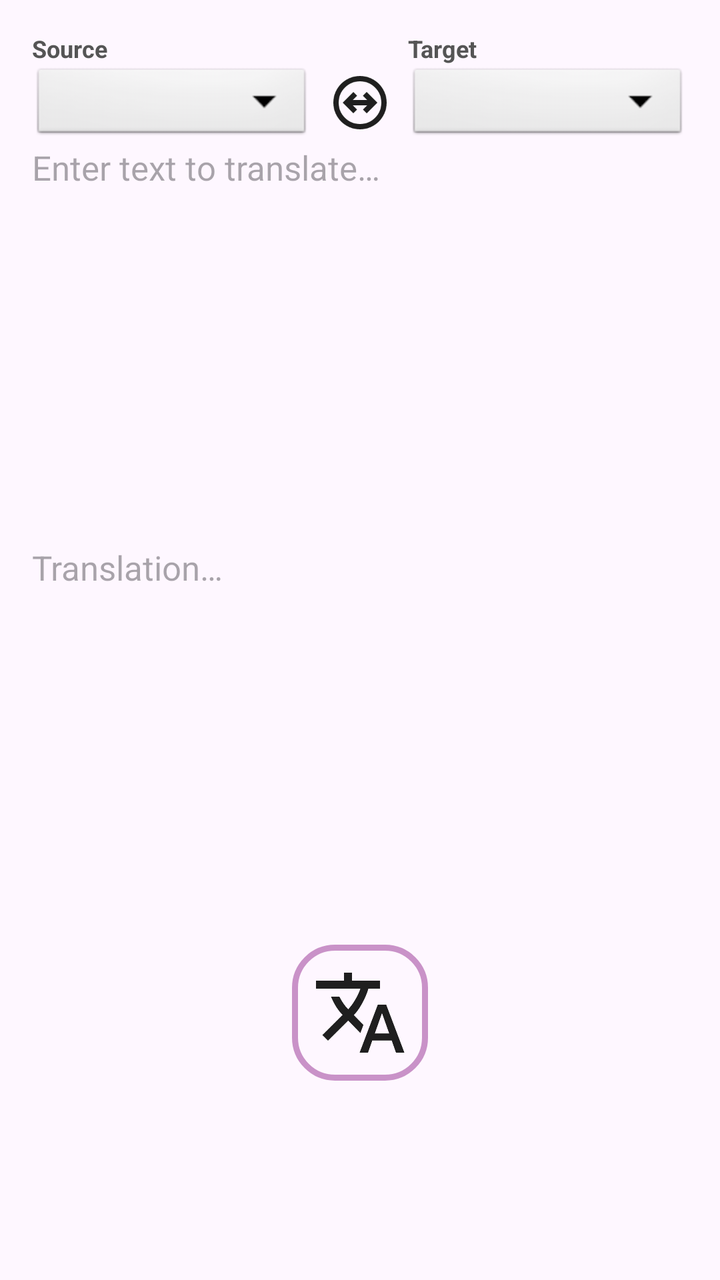
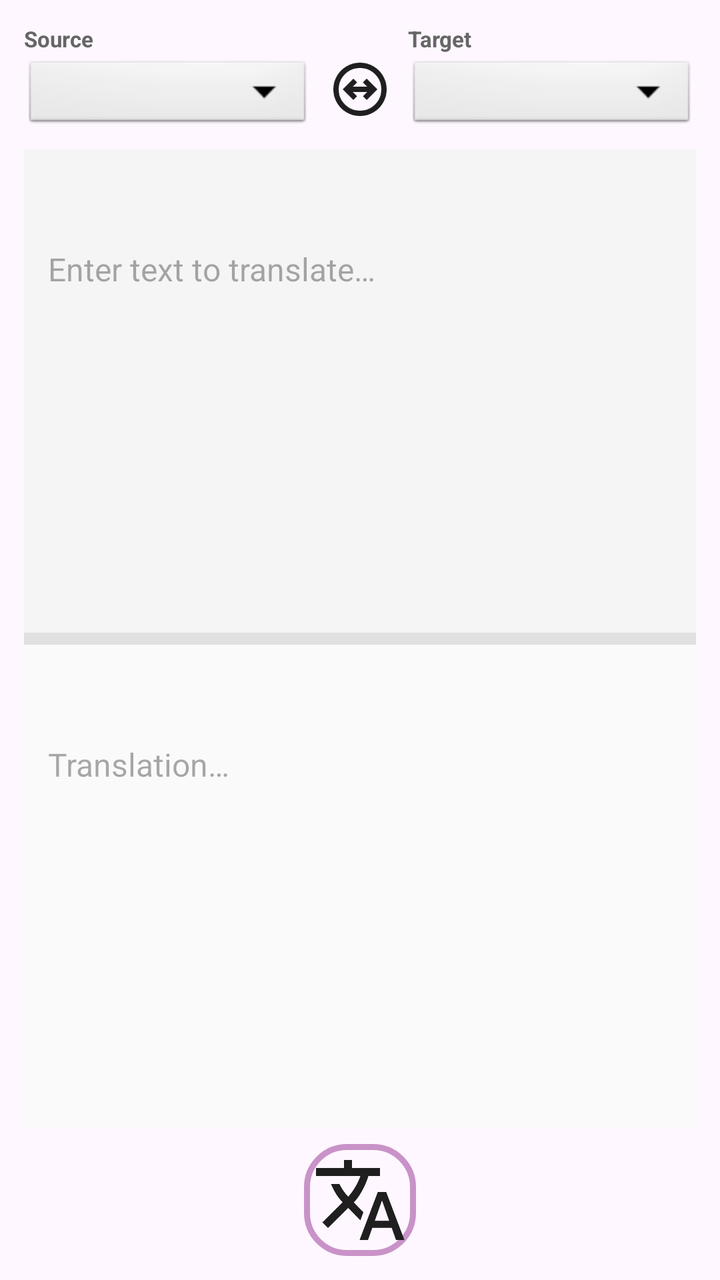

An Android layout rendered at two revisions. The XML below is the earlier revision; the diff shows what the commit changed to produce the second picture.
<!-- AndroidManifest.xml: application theme Theme.TFLiteAudio -->
<!-- res/layout/activity_main.xml -->
<androidx.coordinatorlayout.widget.CoordinatorLayout
    xmlns:android="http://schemas.android.com/apk/res/android"
    xmlns:tools="http://schemas.android.com/tools"
    android:layout_width="match_parent"
    android:layout_height="match_parent"
    android:keepScreenOn="true"
    android:fitsSystemWindows="true">

    <LinearLayout
        android:layout_width="match_parent"
        android:layout_height="match_parent"
        android:orientation="vertical"
        android:padding="16dp"
        tools:context="com.seemless.MainActivity">

        <RelativeLayout
            android:layout_width="match_parent"
            android:layout_height="0dp"
            android:layout_weight="1">

            
            <LinearLayout
                android:id="@+id/langRow"
                android:layout_width="match_parent"
                android:layout_height="wrap_content"
                android:orientation="horizontal"
                android:gravity="center_vertical"
                android:layout_alignParentTop="true">

                
                <LinearLayout
                    android:layout_width="0dp"
                    android:layout_height="wrap_content"
                    android:layout_weight="1"
                    android:orientation="vertical">

                    <TextView
                        android:layout_width="match_parent"
                        android:layout_height="wrap_content"
                        android:text="Source"
                        android:textSize="12sp"
                        android:textColor="#555555"
                        android:textStyle="bold" />

                    <Spinner
                        android:id="@+id/spinnerSource"
                        android:layout_width="match_parent"
                        android:layout_height="40dp"
                        android:background="@android:drawable/btn_dropdown" />

                    <EditText
                        android:id="@+id/etvCustomSource"
                        android:layout_width="match_parent"
                        android:layout_height="wrap_content"
                        android:hint="e.g. de-DE"
                        android:textSize="13sp"
                        android:visibility="gone"
                        android:inputType="text" />
                </LinearLayout>

                
                <ImageButton
                    android:id="@+id/btnSwap"
                    android:layout_width="wrap_content"
                    android:layout_height="wrap_content"
                    android:layout_marginStart="8dp"
                    android:layout_marginEnd="8dp"
                    android:layout_marginBottom="5dp"
                    android:layout_gravity="bottom"
                    android:textColor="@color/white"
                    android:background="@null"
                    android:src="@drawable/swap_32dp"/>

                
                <LinearLayout
                    android:layout_width="0dp"
                    android:layout_height="wrap_content"
                    android:layout_weight="1"
                    android:orientation="vertical">

                    <TextView
                        android:layout_width="match_parent"
                        android:layout_height="wrap_content"
                        android:text="Target"
                        android:textSize="12sp"
                        android:textColor="#555555"
                        android:textStyle="bold" />

                    <Spinner
                        android:id="@+id/spinnerTarget"
                        android:layout_width="match_parent"
                        android:layout_height="40dp"
                        android:background="@android:drawable/btn_dropdown" />

                    <EditText
                        android:id="@+id/etvCustomTarget"
                        android:layout_width="match_parent"
                        android:layout_height="wrap_content"
                        android:hint="e.g. de-DE"
                        android:textSize="13sp"
                        android:visibility="gone"
                        android:inputType="text" />
                </LinearLayout>

            </LinearLayout>

            
            <ScrollView
                android:id="@+id/scroll_input"
                android:layout_width="match_parent"
                android:layout_height="200dp"
                android:layout_below="@id/langRow">

                <EditText
                    android:id="@+id/etvInput"
                    android:layout_width="match_parent"
                    android:layout_height="wrap_content"
                    android:background="@null"
                    android:textSize="17sp"
                    android:hint="Enter text to translate…" />
            </ScrollView>

            
            <ScrollView
                android:id="@+id/scroll_output"
                android:layout_width="match_parent"
                android:layout_height="200dp"
                android:layout_below="@id/scroll_input">

                <EditText
                    android:id="@+id/etvResult"
                    android:layout_width="match_parent"
                    android:layout_height="wrap_content"
                    android:background="@null"
                    android:textSize="17sp"
                    android:textIsSelectable="true"
                    android:hint="Translation…" />
            </ScrollView>

            
            <ProgressBar
                android:id="@+id/progressBar"
                style="@style/Widget.AppCompat.ProgressBar.Horizontal"
                android:layout_width="match_parent"
                android:layout_height="wrap_content"
                android:layout_above="@id/translateButton"
                android:layout_marginBottom="10dp"
                android:visibility="gone" />

            
            <ImageButton
                android:id="@+id/translateButton"
                android:layout_width="wrap_content"
                android:layout_height="wrap_content"
                android:src="@drawable/translate_48dp"
                android:background="@drawable/rounded_button"
                android:layout_centerHorizontal="true"
                android:layout_below="@id/scroll_output" />

        </RelativeLayout>

    </LinearLayout>
</androidx.coordinatorlayout.widget.CoordinatorLayout>
<!-- resources referenced by this layout -->
<resources>
  <color name="white">#FFFFFFFF</color>
  <!-- drawable rounded_button (drawable) -->
  <?xml version="1.0" encoding="utf-8"?>
  <shape xmlns:android="http://schemas.android.com/apk/res/android">
      <stroke android:color="@color/colorAccent" android:width="3dp"/>
      <corners android:radius="20dp" />
      <padding android:top="10dp" android:bottom="10dp" android:left="10dp" android:right="10dp"/>
  </shape>
  <!-- drawable swap_32dp (drawable) -->
  <vector xmlns:android="http://schemas.android.com/apk/res/android"
      android:width="32dp"
      android:height="32dp"
      android:viewportWidth="960"
      android:viewportHeight="960">
    <path
        android:pathData="M324,848.5Q251,817 197,763t-85.5,-127Q80,563 80,480t31.5,-156Q143,251 197,197t127,-85.5Q397,80 480,80t156,31.5Q709,143 763,197t85.5,127Q880,397 880,480t-31.5,156Q817,709 763,763t-127,85.5Q563,880 480,880t-156,-31.5ZM480,800q133,0 226.5,-93.5T800,480q0,-133 -93.5,-226.5T480,160q-133,0 -226.5,93.5T160,480q0,133 93.5,226.5T480,800ZM480,480ZM380,640l56,-56 -64,-64h216l-64,64 56,56 160,-160 -160,-160 -56,56 64,64L372,440l64,-64 -56,-56 -160,160 160,160Z"
        android:fillColor="#1f1f1f"/>
  </vector>
  <!-- drawable translate_48dp (drawable) -->
  <vector xmlns:android="http://schemas.android.com/apk/res/android"
      android:width="48dp"
      android:height="48dp"
      android:viewportWidth="960"
      android:viewportHeight="960">
    <path
        android:pathData="m476,880 l182,-480h84L924,880h-84l-43,-122L603,758L560,880h-84ZM160,760l-56,-56 202,-202q-35,-35 -63.5,-80T190,320h84q20,39 40,68t48,58q33,-33 68.5,-92.5T484,240L40,240v-80h280v-80h80v80h280v80L564,240q-21,72 -63,148t-83,116l96,98 -30,82 -122,-125 -202,201ZM628,688h144l-72,-204 -72,204Z"
        android:fillColor="#1f1f1f"/>
  </vector>
  <style name="Theme.TFLiteAudio" parent="Theme.Material3.DayNight.NoActionBar">
          
          
      </style>
  <color name="colorAccent">#99A750A4</color>
</resources>

<!-- the commit's change to res/layout/activity_main.xml (unified diff, before → after) -->
@@ -4,160 +4,171 @@
     android:layout_width="match_parent"
     android:layout_height="match_parent"
     android:keepScreenOn="true"
-    android:fitsSystemWindows="true">
+    android:fitsSystemWindows="true"
+    android:id="@+id/rootLayout">
 
     <LinearLayout
         android:layout_width="match_parent"
         android:layout_height="match_parent"
         android:orientation="vertical"
-        android:padding="16dp"
+        android:padding="12dp"
         tools:context="com.seemless.MainActivity">
 
-        <RelativeLayout
+        
+        <LinearLayout
+            android:id="@+id/langRow"
             android:layout_width="match_parent"
-            android:layout_height="0dp"
-            android:layout_weight="1">
+            android:layout_height="wrap_content"
+            android:orientation="horizontal"
+            android:gravity="center_vertical">
 
             
             <LinearLayout
-                android:id="@+id/langRow"
-                android:layout_width="match_parent"
+                android:layout_width="0dp"
                 android:layout_height="wrap_content"
-                android:orientation="horizontal"
-                android:gravity="center_vertical"
-                android:layout_alignParentTop="true">
+                android:layout_weight="1"
+                android:orientation="vertical">
 
-                
-                <LinearLayout
-                    android:layout_width="0dp"
+                <TextView
+                    android:layout_width="match_parent"
                     android:layout_height="wrap_content"
-                    android:layout_weight="1"
-                    android:orientation="vertical">
+                    android:text="Source"
+                    android:textSize="11sp"
+                    android:textColor="#666666"
+                    android:textStyle="bold"
+                    android:paddingBottom="2dp" />
 
-                    <TextView
-                        android:layout_width="match_parent"
-                        android:layout_height="wrap_content"
-                        android:text="Source"
-                        android:textSize="12sp"
-                        android:textColor="#555555"
-                        android:textStyle="bold" />
+                <Spinner
+                    android:id="@+id/spinnerSource"
+                    android:layout_width="match_parent"
+                    android:layout_height="38dp"
+                    android:background="@android:drawable/btn_dropdown" />
 
-                    <Spinner
-                        android:id="@+id/spinnerSource"
-                        android:layout_width="match_parent"
-                        android:layout_height="40dp"
-                        android:background="@android:drawable/btn_dropdown" />
-
-                    <EditText
-                        android:id="@+id/etvCustomSource"
-                        android:layout_width="match_parent"
-                        android:layout_height="wrap_content"
-                        android:hint="e.g. de-DE"
-                        android:textSize="13sp"
-                        android:visibility="gone"
-                        android:inputType="text" />
-                </LinearLayout>
-
-                
-                <ImageButton
-                    android:id="@+id/btnSwap"
-                    android:layout_width="wrap_content"
+                <EditText
+                    android:id="@+id/etvCustomSource"
+                    android:layout_width="match_parent"
                     android:layout_height="wrap_content"
-                    android:layout_marginStart="8dp"
-                    android:layout_marginEnd="8dp"
-                    android:layout_marginBottom="5dp"
-                    android:layout_gravity="bottom"
-                    android:textColor="@color/white"
-                    android:background="@null"
-                    android:src="@drawable/swap_32dp"/>
-
-                
-                <LinearLayout
-                    android:layout_width="0dp"
-                    android:layout_height="wrap_content"
-                    android:layout_weight="1"
-                    android:orientation="vertical">
-
-                    <TextView
-                        android:layout_width="match_parent"
-                        android:layout_height="wrap_content"
-                        android:text="Target"
-                        android:textSize="12sp"
-                        android:textColor="#555555"
-                        android:textStyle="bold" />
-
-                    <Spinner
-                        android:id="@+id/spinnerTarget"
-                        android:layout_width="match_parent"
-                        android:layout_height="40dp"
-                        android:background="@android:drawable/btn_dropdown" />
-
-                    <EditText
-                        android:id="@+id/etvCustomTarget"
-                        android:layout_width="match_parent"
-                        android:layout_height="wrap_content"
-                        android:hint="e.g. de-DE"
-                        android:textSize="13sp"
-                        android:visibility="gone"
-                        android:inputType="text" />
-                </LinearLayout>
-
+                    android:hint="e.g. de-DE"
+                    android:textSize="12sp"
+                    android:visibility="gone"
+                    android:inputType="text" />
             </LinearLayout>
 
             
-            <ScrollView
-                android:id="@+id/scroll_input"
-                android:layout_width="match_parent"
-                android:layout_height="200dp"
-                android:layout_below="@id/langRow">
+            <ImageButton
+                android:id="@+id/btnSwap"
+                android:layout_width="36dp"
+                android:layout_height="36dp"
+                android:layout_marginStart="6dp"
+                android:layout_marginEnd="6dp"
+                android:layout_gravity="bottom"
+                android:layout_marginBottom="4dp"
+                android:src="@drawable/swap_32dp"
+                android:background="@null"
+                android:contentDescription="Swap languages" />
+
+            
+            <LinearLayout
+                android:layout_width="0dp"
+                android:layout_height="wrap_content"
+                android:layout_weight="1"
+                android:orientation="vertical">
+
+                <TextView
+                    android:layout_width="match_parent"
+                    android:layout_height="wrap_content"
+                    android:text="Target"
+                    android:textSize="11sp"
+                    android:textColor="#666666"
+                    android:textStyle="bold"
+                    android:paddingBottom="2dp" />
+
+                <Spinner
+                    android:id="@+id/spinnerTarget"
+                    android:layout_width="match_parent"
+                    android:layout_height="38dp"
+                    android:background="@android:drawable/btn_dropdown" />
 
                 <EditText
-                    android:id="@+id/etvInput"
+                    android:id="@+id/etvCustomTarget"
                     android:layout_width="match_parent"
                     android:layout_height="wrap_content"
-                    android:background="@null"
-                    android:textSize="17sp"
-                    android:hint="Enter text to translate…" />
-            </ScrollView>
+                    android:hint="e.g. de-DE"
+                    android:textSize="12sp"
+                    android:visibility="gone"
+                    android:inputType="text" />
+            </LinearLayout>
+        </LinearLayout>
 
-            
-            <ScrollView
-                android:id="@+id/scroll_output"
-                android:layout_width="match_parent"
-                android:layout_height="200dp"
-                android:layout_below="@id/scroll_input">
+        
+        <ScrollView
+            android:id="@+id/scroll_input"
+            android:layout_width="match_parent"
+            android:layout_height="0dp"
+            android:layout_weight="1"
+            android:background="#F5F5F5"
+            android:layout_marginTop="8dp">
 
-                <EditText
-                    android:id="@+id/etvResult"
-                    android:layout_width="match_parent"
-                    android:layout_height="wrap_content"
-                    android:background="@null"
-                    android:textSize="17sp"
-                    android:textIsSelectable="true"
-                    android:hint="Translation…" />
-            </ScrollView>
-
-            
-            <ProgressBar
-                android:id="@+id/progressBar"
-                style="@style/Widget.AppCompat.ProgressBar.Horizontal"
+            <EditText
+                android:id="@+id/etvInput"
                 android:layout_width="match_parent"
                 android:layout_height="wrap_content"
-                android:layout_above="@id/translateButton"
-                android:layout_marginBottom="10dp"
-                android:visibility="gone" />
+                android:background="@null"
+                android:textSize="16sp"
+                android:padding="12dp"
+                android:hint="Enter text to translate…"
+                android:minHeight="120dp" />
+        </ScrollView>
 
-            
-            <ImageButton
-                android:id="@+id/translateButton"
-                android:layout_width="wrap_content"
+        
+        <View
+            android:id="@+id/divider"
+            android:layout_width="match_parent"
+            android:layout_height="6dp"
+            android:clickable="true"
+            android:background="#E0E0E0" />
+
+        
+        <ScrollView
+            android:id="@+id/scroll_output"
+            android:layout_width="match_parent"
+            android:layout_height="0dp"
+            android:layout_weight="1"
+            android:background="#FAFAFA"
+            android:layout_marginBottom="8dp">
+
+            <EditText
+                android:id="@+id/etvResult"
+                android:layout_width="match_parent"
                 android:layout_height="wrap_content"
-                android:src="@drawable/translate_48dp"
-                android:background="@drawable/rounded_button"
-                android:layout_centerHorizontal="true"
-                android:layout_below="@id/scroll_output" />
+                android:background="@null"
+                android:textSize="16sp"
+                android:padding="12dp"
+                android:textIsSelectable="true"
+                android:hint="Translation…"
+                android:minHeight="120dp"
+                android:focusable="false"
+                android:cursorVisible="false" />
+        </ScrollView>
 
-        </RelativeLayout>
+        
+        <ProgressBar
+            android:id="@+id/progressBar"
+            style="@style/Widget.AppCompat.ProgressBar.Horizontal"
+            android:layout_width="match_parent"
+            android:layout_height="32dp"
+            android:visibility="gone"
+            android:layout_marginBottom="6dp" />
+
+        
+        <ImageButton
+            android:id="@+id/translateButton"
+            android:layout_width="56dp"
+            android:layout_height="56dp"
+            android:layout_gravity="center_horizontal"
+            android:src="@drawable/translate_48dp"
+            android:background="@drawable/rounded_button"
+            android:contentDescription="Translate" />
 
     </LinearLayout>
 </androidx.coordinatorlayout.widget.CoordinatorLayout>
<!-- resource entries referenced after the edit -->
@@ -1,6 +1,5 @@
 <!-- resources referenced by this layout -->
 <resources>
-  <color name="white">#FFFFFFFF</color>
   <!-- drawable rounded_button (drawable) -->
   <?xml version="1.0" encoding="utf-8"?>
   <shape xmlns:android="http://schemas.android.com/apk/res/android">
